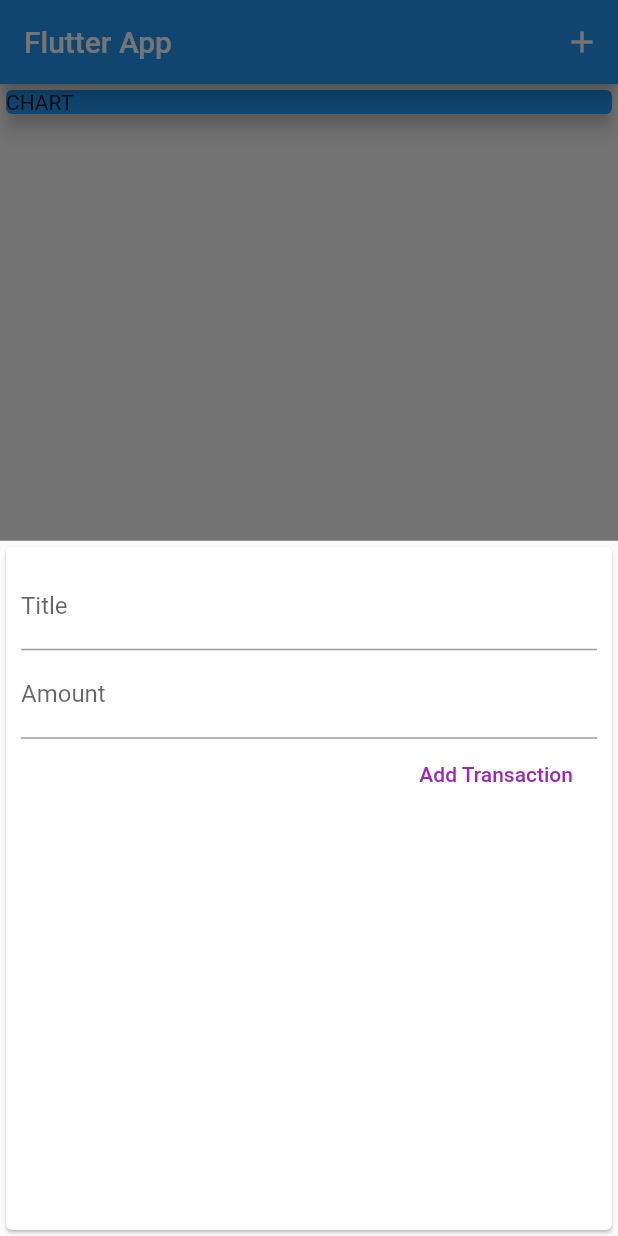
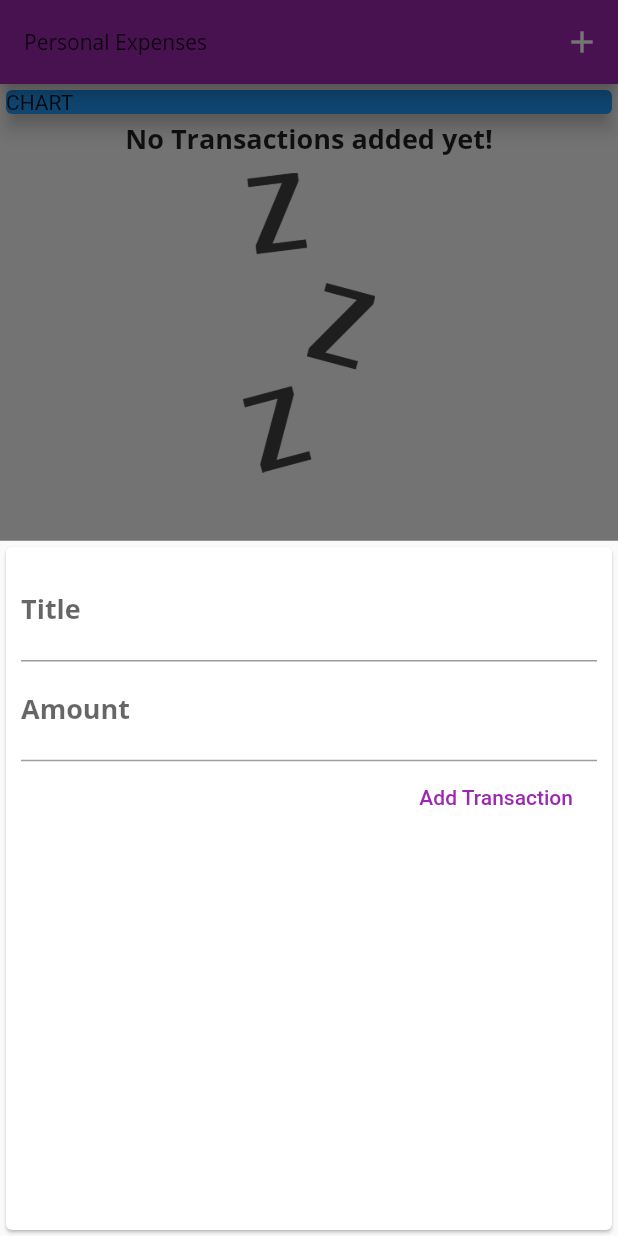
Before and after one commit to Aleksandr677/Personal-Expenses-App, a Flutter app: the screen it shows after launch, after a tap on the "add" icon, on a phone screen of 412 x 824 dp. Run offline on Flutter 3.47's test engine with Material 2 defaults, Android fonts, the phone set to English and light mode, and no system bars.

Commit message:
feat: add styling to the app

```diff
--- a/personal_expenses/lib/main.dart
+++ b/personal_expenses/lib/main.dart
@@ -12,7 +12,27 @@ class MyApp extends StatelessWidget {
   @override
   Widget build(BuildContext context) {
     return MaterialApp(
-      title: 'Flutter App',
+      title: 'Personal Expenses',
+      theme: ThemeData(
+        primarySwatch: Colors.purple,
+        accentColor:  Colors.amber,
+        fontFamily: "Quicksand",
+        textTheme: ThemeData.light().textTheme.copyWith(
+          titleMedium: TextStyle(
+            fontFamily: "OpenSans",
+            fontSize: 18,
+            fontWeight: FontWeight.bold
+          )
+        ),
+        appBarTheme: AppBarTheme(
+          textTheme: ThemeData.light().textTheme.copyWith(
+            titleMedium: TextStyle(
+              fontFamily: "OpenSans",
+              fontSize: 20,
+              fontWeight: FontWeight.bold)
+            )
+        )
+      ),
       home: MyHomePage(),
     );
   }
@@ -54,7 +74,7 @@ class _MyHomePageState extends State<MyHomePage> {
   Widget build(BuildContext context) {
     return Scaffold(
       appBar: AppBar(
-        title: Text('Flutter App'),
+        title: Text('Personal Expenses', style: TextStyle(fontFamily: "OpenSans"),),
         actions: <Widget>[
           IconButton(
               onPressed: () => _startAddNewTransaction(context),
--- a/personal_expenses/lib/widgets/new_transaction.dart
+++ b/personal_expenses/lib/widgets/new_transaction.dart
@@ -1,11 +1,18 @@
 import 'package:flutter/material.dart';
 
-class NewTransaction extends StatelessWidget {
-  final titleController = TextEditingController();
-  final amountController = TextEditingController();
+class NewTransaction extends StatefulWidget {
   final Function addTX;
 
   NewTransaction(this.addTX);
+
+  @override
+  State<NewTransaction> createState() => _NewTransactionState();
+}
+
+class _NewTransactionState extends State<NewTransaction> {
+  final titleController = TextEditingController();
+
+  final amountController = TextEditingController();
 
   void submitData() {
     final enteredTitle = titleController.text;
@@ -15,7 +22,9 @@ class NewTransaction extends StatelessWidget {
       return;
     }
 
-    addTX(enteredTitle, enteredAmount);
+    widget.addTX(enteredTitle, enteredAmount);
+
+    Navigator.of(context).pop();
   }
 
   @override
--- a/personal_expenses/lib/widgets/transaction_list.dart
+++ b/personal_expenses/lib/widgets/transaction_list.dart
@@ -11,22 +11,41 @@ class TransactionList extends StatelessWidget {
   Widget build(BuildContext context) {
     return Container(
       height: 300,
-      child: ListView.builder(
+      child: transactions.isEmpty
+          ? Column(
+              children: <Widget>[
+                Text(
+                  "No Transactions added yet!",
+                  style: Theme.of(context).textTheme.titleMedium,
+                ),
+                SizedBox(height: 10),
+                Container(
+                  height: 200,
+                  child: Image.asset(
+                    "assets/images/waiting.png",
+                    fit: BoxFit.cover)
+                  ),
+              ],
+            )
+          : ListView.builder(
               itemBuilder: (contex, index) {
                 return Card(
                   child: Row(
                     children: <Widget>[
                       Container(
-                  margin: EdgeInsets.symmetric(vertical: 10, horizontal: 15),
+                        margin:
+                            EdgeInsets.symmetric(vertical: 10, horizontal: 15),
                         decoration: BoxDecoration(
-                      border: Border.all(color: Colors.purple, width: 2)),
+                            border: Border.all(
+                                color: Theme.of(contex).primaryColor,
+                                width: 2)),
                         padding: EdgeInsets.all(10),
                         child: Text(
                           "\$${transactions[index].amount.toStringAsFixed(2)}",
                           style: TextStyle(
                             fontWeight: FontWeight.bold,
                             fontSize: 20,
-                      color: Colors.purple,
+                            color: Theme.of(contex).primaryColor,
                           ),
                         ),
                       ),
@@ -35,10 +54,11 @@ class TransactionList extends StatelessWidget {
                         children: <Widget>[
                           Text(
                             transactions[index].title,
-                      style:
-                          TextStyle(fontWeight: FontWeight.bold, fontSize: 16),
+                            style: Theme.of(contex).textTheme.titleMedium,
                           ),
-                    Text(DateFormat.yMMMd().format(transactions[index].date),
+                          Text(
+                              DateFormat.yMMMd()
+                                  .format(transactions[index].date),
                               style: TextStyle(
                                   fontWeight: FontWeight.bold,
                                   fontSize: 10,
```
Also changed, not shown: personal_expenses/pubspec.yaml (+13 -9 lines), personal_expenses/assets/fonts/._OpenSans-Bold.ttf (added), personal_expenses/assets/fonts/._OpenSans-Regular.ttf (added), personal_expenses/assets/fonts/._Quicksand-Bold.ttf (added), personal_expenses/assets/fonts/._Quicksand-Light.ttf (added), personal_expenses/assets/fonts/._Quicksand-Medium.ttf (added), personal_expenses/assets/fonts/._Quicksand-Regular.ttf (added), personal_expenses/assets/fonts/OpenSans-Bold.ttf (added), personal_expenses/assets/fonts/OpenSans-Regular.ttf (added), personal_expenses/assets/fonts/Quicksand-Bold.ttf (added), personal_expenses/assets/fonts/Quicksand-Light.ttf (added), personal_expenses/assets/fonts/Quicksand-Medium.ttf (added), personal_expenses/assets/fonts/Quicksand-Regular.ttf (added), personal_expenses/assets/images/waiting.png (added). Lines whose indentation alone changed are shown as unchanged.
